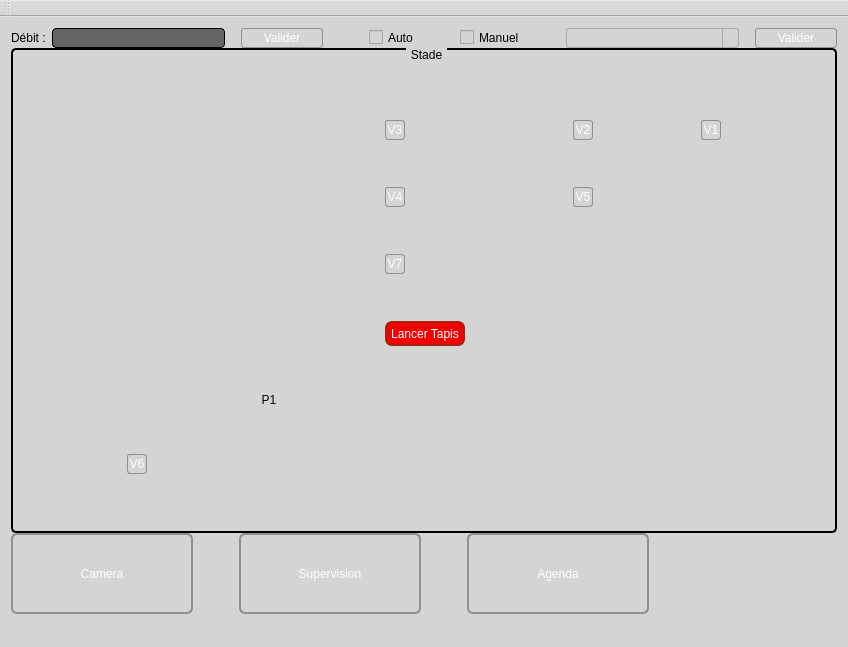
CalmettesT/Projet-BTS, file mainwindow.ui: the form before one commit.
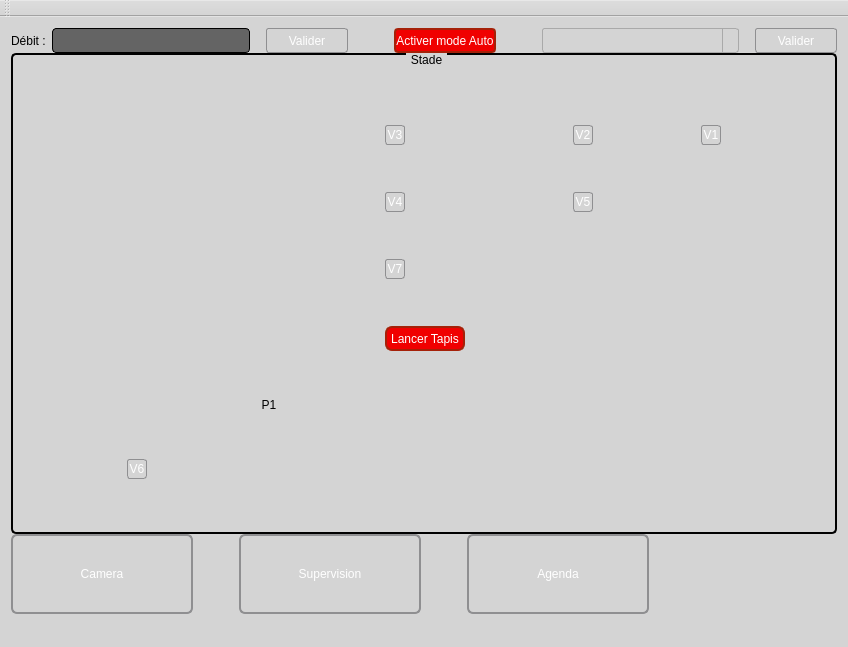
The form after the commit. Icons and pictures are not drawn. Custom widgets are drawn as their Qt base class.

The edit to the form file:
```diff
--- a/mainwindow.ui
+++ b/mainwindow.ui
@@ -42,7 +42,7 @@
        <number>0</number>
       </property>
       <item>
-       <layout class="QHBoxLayout" name="horizontalLayout_3" stretch="0,2,0,0,0,0,0,0,0,2,0,0">
+       <layout class="QHBoxLayout" name="horizontalLayout_3" stretch="0,2,0,0,0,0,0,2,0,0">
         <item>
          <widget class="QLabel" name="Debit">
           <property name="styleSheet">
@@ -136,49 +136,22 @@
          </spacer>
         </item>
         <item>
-         <widget class="QCheckBox" name="checkModeAuto">
-          <property name="styleSheet">
-           <string notr="true"> QCheckBox {
-     spacing: 5px;
-	 color: rgb(0, 0, 0);
-	border:black
- }
- 
- 
- 
-</string>
-          </property>
-          <property name="text">
-           <string>Auto</string>
-          </property>
-         </widget>
-        </item>
-        <item>
-         <spacer name="horizontalSpacer_3">
-          <property name="orientation">
-           <enum>Qt::Horizontal</enum>
-          </property>
-          <property name="sizeHint" stdset="0">
+         <widget class="QPushButton" name="boutonModeAutoManuel">
+          <property name="minimumSize">
            <size>
-            <width>40</width>
-            <height>20</height>
+            <width>0</width>
+            <height>25</height>
            </size>
           </property>
-         </spacer>
-        </item>
-        <item>
-         <widget class="QCheckBox" name="checkModeManuel">
           <property name="styleSheet">
-           <string notr="true"> QCheckBox {
-     spacing: 5px;
-	 color: rgb(0, 0, 0);
-	border:black
- }
- 
- </string>
+           <string notr="true">border: 2px solid #A52109;
+background-color: rgb(240, 0, 0);
+color: rgb(255, 255, 255);
+border-radius: 4px;
+font: 75 12pt &quot;Arial&quot;;</string>
           </property>
           <property name="text">
-           <string>Manuel</string>
+           <string>Activer mode Auto</string>
           </property>
          </widget>
         </item>
```
